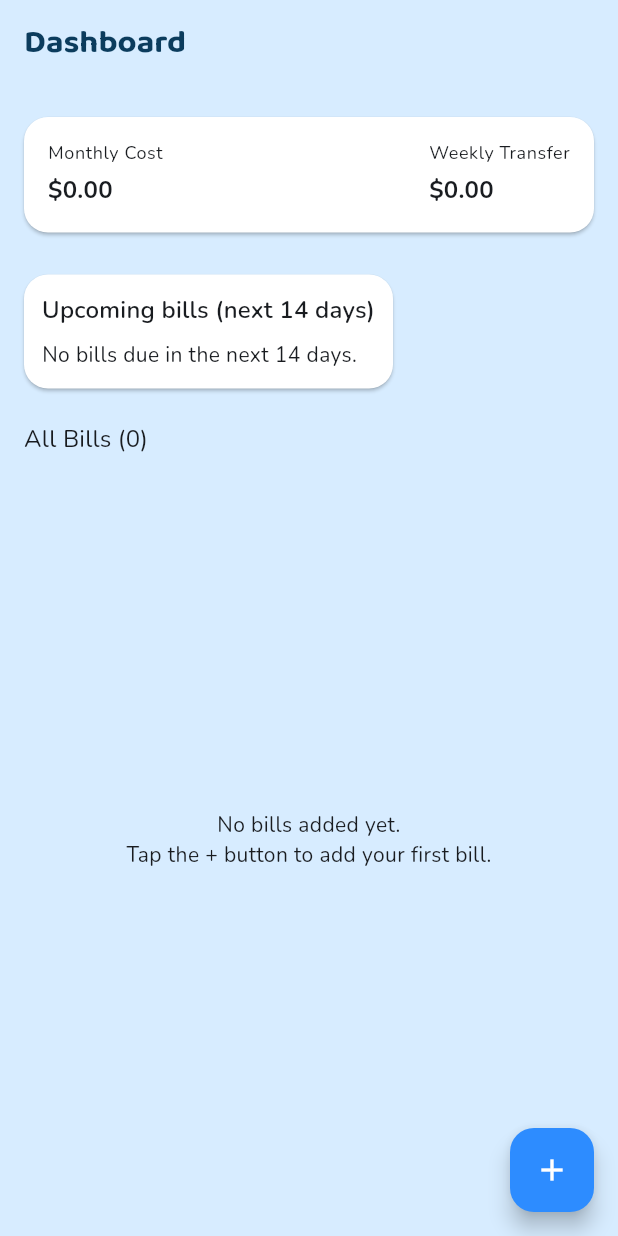
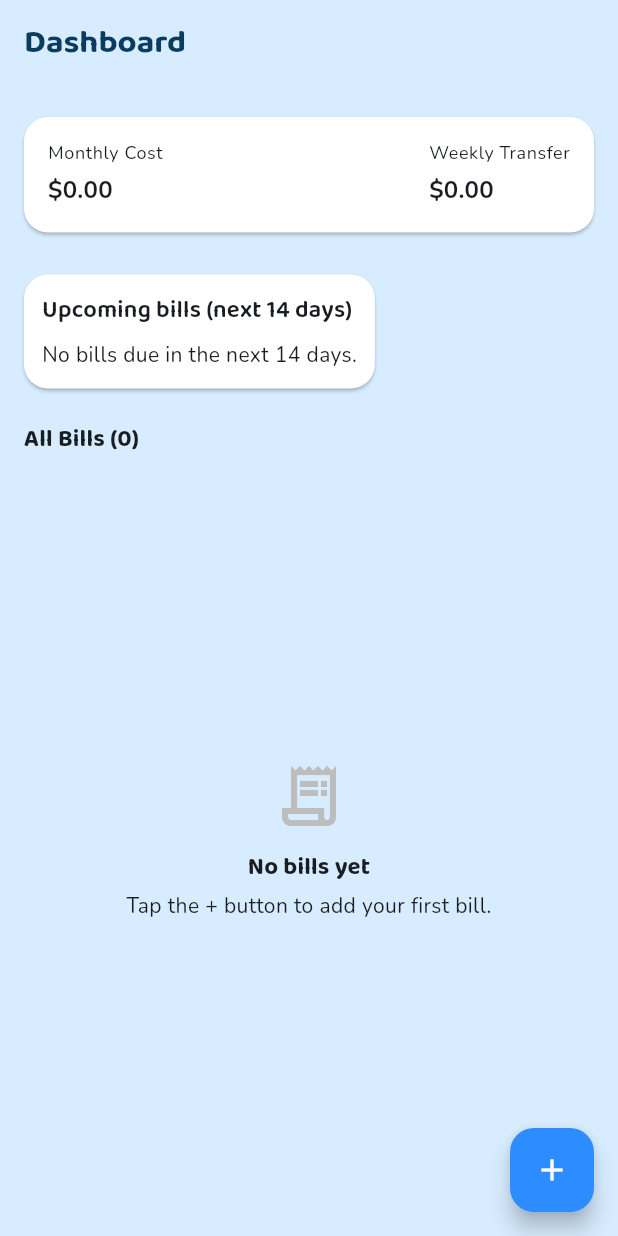
Before and after one commit to Parth-Patel01/BillBucket, a Flutter app: the screen it shows after launch, on a phone screen of 412 x 824 dp. Run offline on Flutter 3.47's test engine with Material 3 defaults, Android fonts, the phone set to English and light mode, and no system bars; our stand-ins replace hive, hive_flutter; accounts and stored records are empty.

Commit message:
style: improve empty state and use Baloo2 for section headings

```diff
--- a/lib/screens/dashboard_screen.dart
+++ b/lib/screens/dashboard_screen.dart
@@ -25,11 +25,13 @@ class DashboardScreen extends StatelessWidget {
     final weeklyTransfer = billProvider.recommendedWeeklyTransfer;
     final upcomingBills = billProvider.upcomingBills(daysAhead: 14);
 
-    // 🔹 Sort main list by next due date (soonest first)
+    // Sort main list by next due date (soonest first)
     final sortedBills = [...bills]
       ..sort(
             (a, b) => a.nextDueDate.compareTo(b.nextDueDate),
       );
+
+    final textTheme = Theme.of(context).textTheme;
 
     return Scaffold(
       appBar: AppBar(
@@ -60,24 +62,22 @@ class DashboardScreen extends StatelessWidget {
             _UpcomingBillsSection(upcomingBills: upcomingBills),
             const SizedBox(height: 16),
 
+            // Heading for main list — use Baloo2 to match brand
             Text(
               'All Bills (${sortedBills.length})',
-              style: Theme.of(context).textTheme.titleMedium,
+              style: textTheme.titleMedium?.copyWith(
+                fontFamily: 'Baloo2',
+                fontWeight: FontWeight.w700,
+              ),
             ),
             const SizedBox(height: 8),
 
             Expanded(
               child: sortedBills.isEmpty
-                  ? const Center(
-                child: Text(
-                  'No bills added yet.\nTap the + button to add your first bill.',
-                  textAlign: TextAlign.center,
-                ),
-              )
+                  ? _EmptyBillsState()
                   : ListView.builder(
-                padding: const EdgeInsets.only(
-                  bottom: 80,
-                ), // extra space for FAB
+                padding:
+                const EdgeInsets.only(bottom: 80), // space for FAB
                 itemCount: sortedBills.length,
                 itemBuilder: (context, index) {
                   final bill = sortedBills[index];
@@ -185,9 +185,11 @@ class _UpcomingBillsSection extends StatelessWidget {
         child: Column(
           crossAxisAlignment: CrossAxisAlignment.start,
           children: [
+            // Heading uses Baloo2 as well
             Text(
               'Upcoming bills (next 14 days)',
               style: textTheme.titleMedium?.copyWith(
+                fontFamily: 'Baloo2',
                 fontWeight: FontWeight.w600,
               ),
             ),
@@ -212,6 +214,11 @@ class _UpcomingBillsSection extends StatelessWidget {
                     final bill = upcomingBills[index];
                     final isOverdue = billProvider.isOverdue(bill);
 
+                    final day =
+                    bill.nextDueDate.day.toString().padLeft(2, '0');
+                    final month =
+                    bill.nextDueDate.month.toString().padLeft(2, '0');
+
                     return Row(
                       mainAxisAlignment: MainAxisAlignment.spaceBetween,
                       children: [
@@ -227,10 +234,7 @@ class _UpcomingBillsSection extends StatelessWidget {
                           ),
                         ),
                         const SizedBox(width: 8),
-                        Text(
-                          formatShortDate(bill.nextDueDate),
-                          style: textTheme.bodySmall,
-                        ),
+                        Text('$day/$month', style: textTheme.bodySmall),
                         const SizedBox(width: 8),
                         Text(
                           formatMoney(bill.amount),
@@ -253,6 +257,41 @@ class _UpcomingBillsSection extends StatelessWidget {
   }
 }
 
+/// Empty state shown when there are no bills.
+class _EmptyBillsState extends StatelessWidget {
+  @override
+  Widget build(BuildContext context) {
+    final textTheme = Theme.of(context).textTheme;
+
+    return Center(
+      child: Column(
+        mainAxisSize: MainAxisSize.min,
+        children: [
+          Icon(
+            Icons.receipt_long_outlined,
+            size: 48,
+            color: Colors.grey.shade400,
+          ),
+          const SizedBox(height: 12),
+          Text(
+            'No bills yet',
+            style: textTheme.titleMedium?.copyWith(
+              fontFamily: 'Baloo2',
+              fontWeight: FontWeight.w700,
+            ),
+          ),
+          const SizedBox(height: 4),
+          Text(
+            'Tap the + button to add your first bill.',
+            style: textTheme.bodyMedium,
+            textAlign: TextAlign.center,
+          ),
+        ],
+      ),
+    );
+  }
+}
+
 /// Basic list tile for a bill.
 /// Tapping navigates to the bill detail screen.
 class _BillListTile extends StatelessWidget {
@@ -265,6 +304,9 @@ class _BillListTile extends StatelessWidget {
   @override
   Widget build(BuildContext context) {
     final freqLabel = Bill.frequencyLabel(bill.frequency);
+    final day = bill.nextDueDate.day.toString().padLeft(2, '0');
+    final month = bill.nextDueDate.month.toString().padLeft(2, '0');
+    final year = bill.nextDueDate.year.toString();
 
     final billProvider = context.read<BillProvider>();
     final isOverdue = billProvider.isOverdue(bill);
@@ -285,7 +327,7 @@ class _BillListTile extends StatelessWidget {
           style: titleStyle,
         ),
         subtitle: Text(
-          '$freqLabel • Next due: ${formatShortDate(bill.nextDueDate)}',
+          '$freqLabel • Next due: $day/$month/$year',
         ),
         trailing: Text(
           formatMoney(bill.amount),
```
